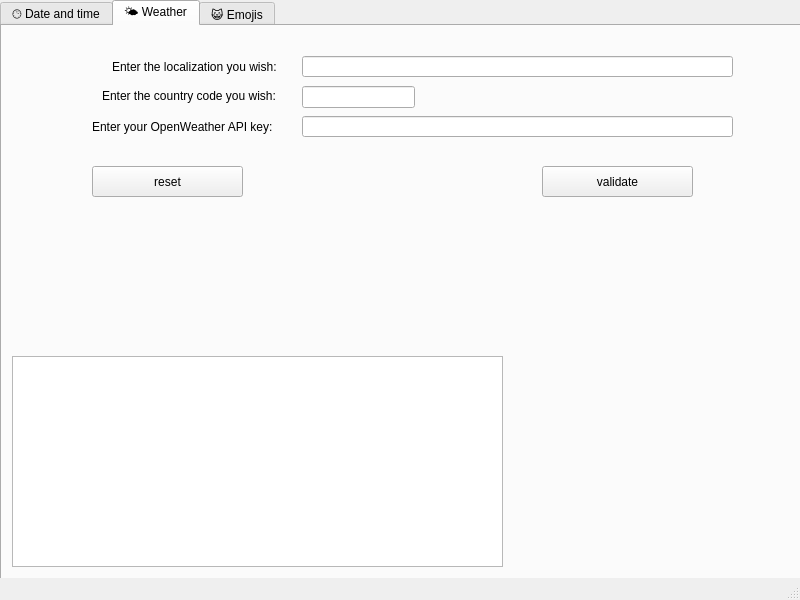
The window that maindesktopweadtwindow.ui (Vicken-Ghoubiguian/desktopWeaDTApp) describes before a commit, drawn with Qt 5.
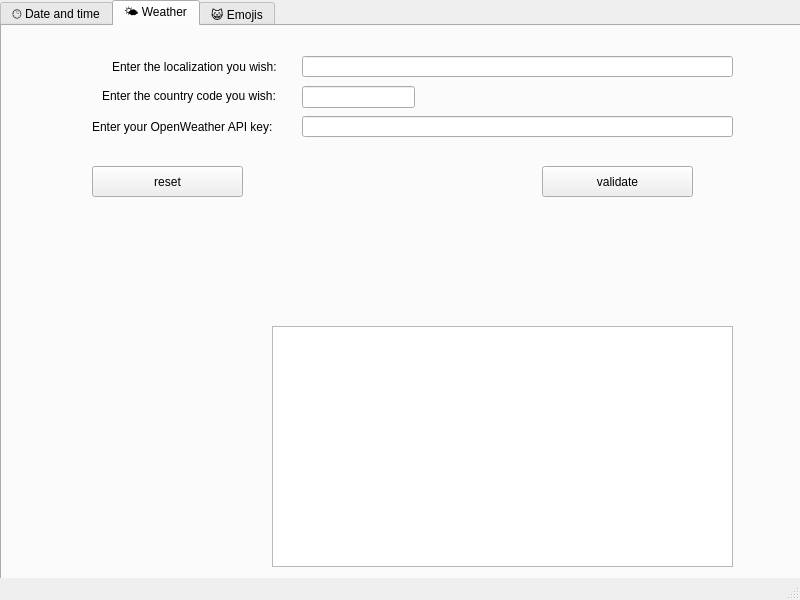
The same window after the commit. The open tabs and pages were chosen to show the change.

What changed in the file:
```diff
--- a/maindesktopweadtwindow.ui
+++ b/maindesktopweadtwindow.ui
@@ -110,10 +110,10 @@
      <widget class="QTextBrowser" name="weatherTextDisplay">
       <property name="geometry">
        <rect>
-        <x>10</x>
-        <y>330</y>
-        <width>491</width>
-        <height>211</height>
+        <x>270</x>
+        <y>300</y>
+        <width>461</width>
+        <height>241</height>
        </rect>
       </property>
      </widget>
```
